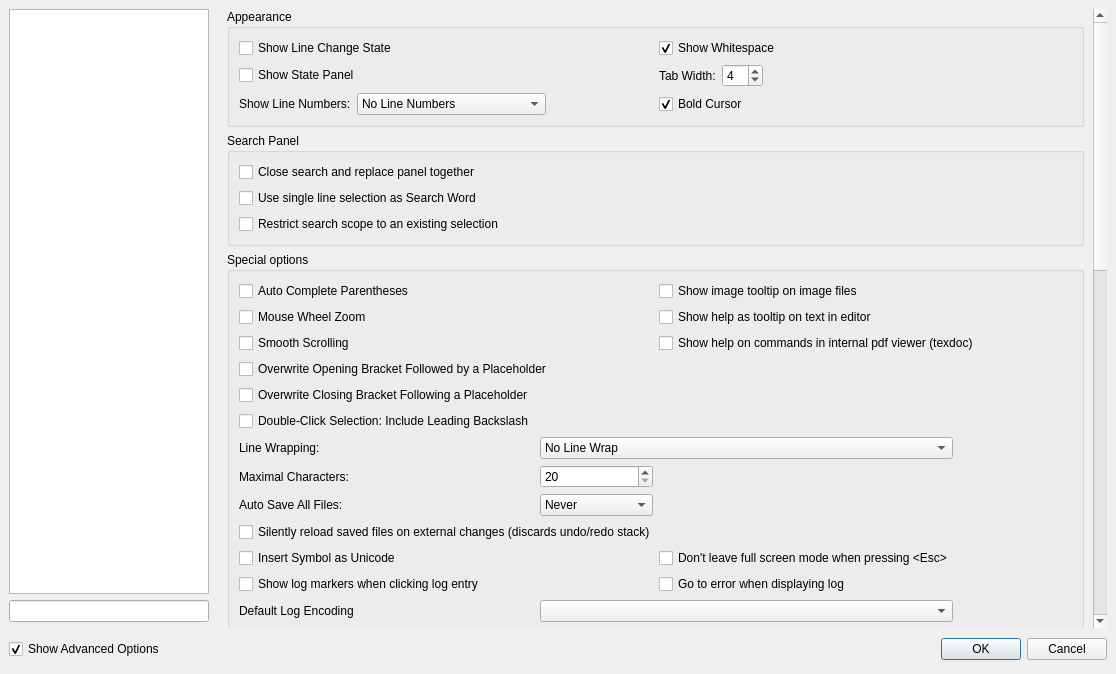
Above: configdialog.ui from texstudio-org/texstudio before the change. Below: the same form after it.
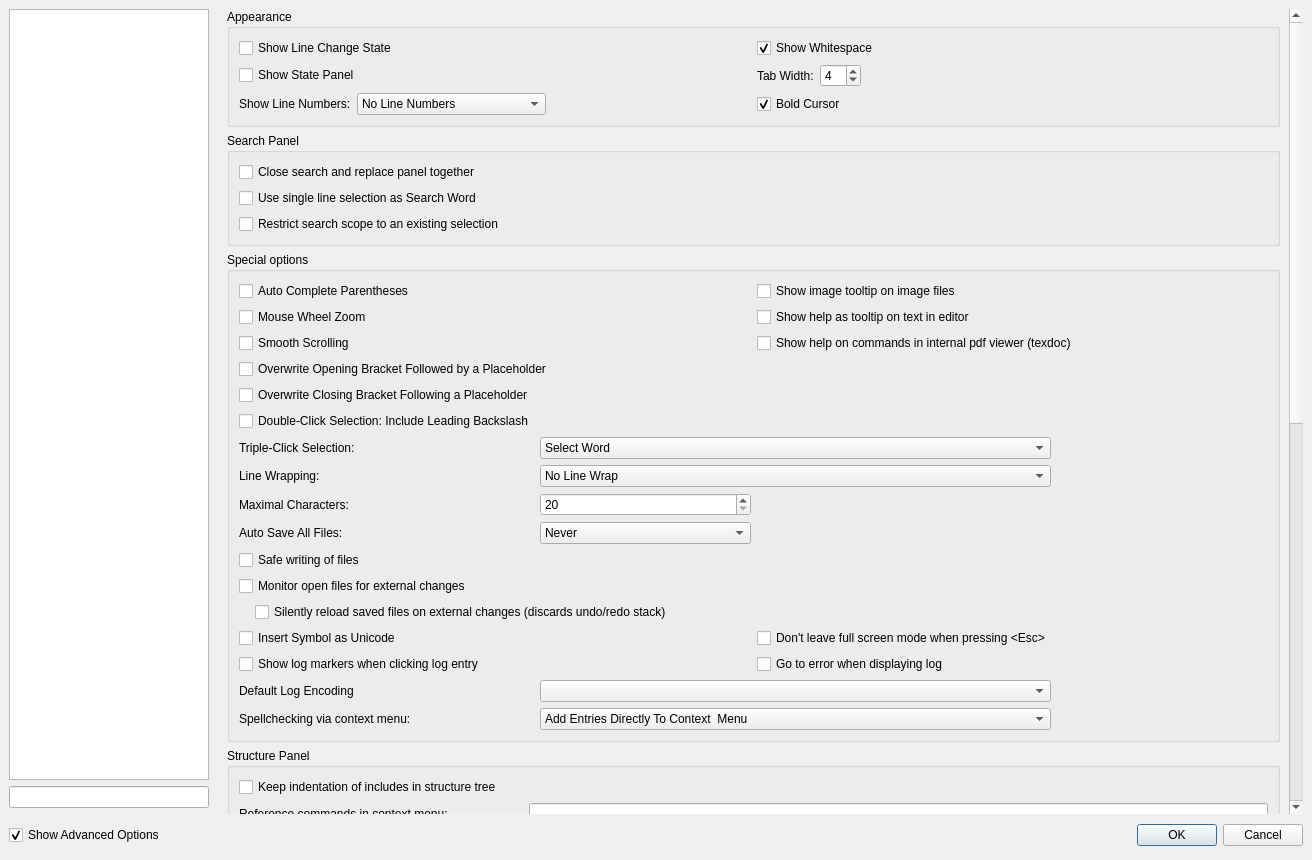
That is the form after the change. Icons and pictures are not drawn.

Patch:
```diff
--- a/configdialog.ui
+++ b/configdialog.ui
@@ -6,8 +6,8 @@
    <rect>
     <x>0</x>
     <y>0</y>
-    <width>1116</width>
-    <height>674</height>
+    <width>1312</width>
+    <height>860</height>
    </rect>
   </property>
   <property name="windowTitle">
@@ -1845,9 +1845,9 @@
           <property name="geometry">
            <rect>
             <x>0</x>
-            <y>-212</y>
-            <width>863</width>
-            <height>1315</height>
+            <y>0</y>
+            <width>1055</width>
+            <height>1622</height>
            </rect>
           </property>
           <layout class="QVBoxLayout" name="verticalLayout_8">
@@ -2046,136 +2046,18 @@
               <bool>false</bool>
              </property>
              <layout class="QGridLayout" columnstretch="0,1,1,1">
-              <item row="12" column="0">
-               <widget class="QLabel" name="label_24">
-                <property name="text">
-                 <string>Auto Save All Files:</string>
-                </property>
-                <property name="alignment">
-                 <set>Qt::AlignLeading|Qt::AlignLeft|Qt::AlignVCenter</set>
-                </property>
-               </widget>
-              </item>
-              <item row="3" column="0">
-               <widget class="QCheckBox" name="checkBoxAutoCompleteParens">
-                <property name="text">
-                 <string>Auto Complete Parentheses</string>
-                </property>
-               </widget>
-              </item>
-              <item row="4" column="0">
-               <widget class="QCheckBox" name="checkBoxMouseWheelZoom">
-                <property name="text">
-                 <string>Mouse Wheel Zoom</string>
-                </property>
-               </widget>
-              </item>
-              <item row="10" column="1">
-               <widget class="QSpinBox" name="spinBoxWrapLineWidth">
-                <property name="minimum">
-                 <number>20</number>
-                </property>
-                <property name="maximum">
-                 <number>999</number>
-                </property>
-               </widget>
-              </item>
-              <item row="12" column="1">
-               <widget class="QComboBox" name="comboBoxAutoSave">
-                <item>
-                 <property name="text">
-                  <string>Never</string>
-                 </property>
-                </item>
-                <item>
-                 <property name="text">
-                  <string>1 minute</string>
-                 </property>
-                </item>
-                <item>
-                 <property name="text">
-                  <string>2 minutes</string>
-                 </property>
-                </item>
-                <item>
-                 <property name="text">
-                  <string>5 minutes</string>
-                 </property>
-                </item>
-                <item>
-                 <property name="text">
-                  <string>10 minutes</string>
-                 </property>
-                </item>
-                <item>
-                 <property name="text">
-                  <string>20 minutes</string>
-                 </property>
-                </item>
-                <item>
-                 <property name="text">
-                  <string>60 minutes</string>
-                 </property>
-                </item>
-               </widget>
-              </item>
-              <item row="9" column="0">
-               <widget class="QLabel" name="label_41">
-                <property name="text">
-                 <string>Line Wrapping:</string>
-                </property>
-               </widget>
-              </item>
-              <item row="5" column="0">
-               <widget class="QCheckBox" name="checkBoxSmoothScrolling">
-                <property name="text">
-                 <string>Smooth Scrolling</string>
-                </property>
-               </widget>
-              </item>
-              <item row="8" column="0">
-               <widget class="QCheckBox" name="checkBoxDoubleClickSelectionIncludeLeadingBackslash">
-                <property name="text">
-                 <string>Double-Click Selection: Include Leading Backslash</string>
-                </property>
-               </widget>
-              </item>
               <item row="18" column="0">
-               <widget class="QLabel" name="label_70">
-                <property name="text">
-                 <string>Spellchecking via context menu:</string>
+               <widget class="QCheckBox" name="checkBoxInsertSymbolAsUCS">
+                <property name="toolTip">
+                 <string>When using unicode characters in the source code, LaTeX still has
+to render the characters. Since unicode is not natively supported by LaTeX, you have to include appropriate packages for unicode characters in your document.</string>
                 </property>
-               </widget>
-              </item>
-              <item row="14" column="2">
-               <widget class="QCheckBox" name="checkBoxDisableEscForClosingfullscreen">
                 <property name="text">
-                 <string>Don't leave full screen mode when pressing &lt;Esc&gt;</string>
+                 <string>Insert Symbol as Unicode</string>
                 </property>
                </widget>
               </item>
-              <item row="5" column="2" colspan="2">
-               <widget class="QCheckBox" name="checkBoxTexDocInternal">
-                <property name="text">
-                 <string>Show help on commands in internal pdf viewer (texdoc)</string>
-                </property>
-               </widget>
-              </item>
-              <item row="13" column="0" colspan="4">
-               <widget class="QCheckBox" name="checkBoxSilentReload">
-                <property name="text">
-                 <string>Silently reload saved files on external changes (discards undo/redo stack)</string>
-                </property>
-               </widget>
-              </item>
-              <item row="6" column="0" colspan="2">
-               <widget class="QCheckBox" name="checkOverwriteOpeningBracketFollowedByPlaceholder">
-                <property name="text">
-                 <string>Overwrite Opening Bracket Followed by a Placeholder</string>
-                </property>
-               </widget>
-              </item>
-              <item row="9" column="1" colspan="2">
+              <item row="10" column="1" colspan="2">
                <widget class="QComboBox" name="comboBoxLineWrap">
                 <item>
                  <property name="text">
@@ -2199,62 +2081,23 @@
                 </item>
                </widget>
               </item>
-              <item row="10" column="0">
-               <widget class="QLabel" name="label_23">
-                <property name="text">
-                 <string>Maximal Characters:</string>
-                </property>
-                <property name="alignment">
-                 <set>Qt::AlignLeading|Qt::AlignLeft|Qt::AlignVCenter</set>
-                </property>
-               </widget>
-              </item>
-              <item row="15" column="2">
+              <item row="19" column="2">
                <widget class="QCheckBox" name="checkBoxGoToErrorWhenDisplayingLog">
                 <property name="text">
                  <string>Go to error when displaying log</string>
                 </property>
                </widget>
               </item>
-              <item row="14" column="0">
-               <widget class="QCheckBox" name="checkBoxInsertSymbolAsUCS">
-                <property name="toolTip">
-                 <string>When using unicode characters in the source code, LaTeX still has
-to render the characters. Since unicode is not natively supported by LaTeX, you have to include appropriate packages for unicode characters in your document.</string>
-                </property>
+              <item row="11" column="0">
+               <widget class="QLabel" name="label_23">
                 <property name="text">
-                 <string>Insert Symbol as Unicode</string>
+                 <string>Maximal Characters:</string>
                 </property>
-               </widget>
-              </item>
-              <item row="15" column="0">
-               <widget class="QCheckBox" name="checkBoxShowLogMarkersWhenClickingLogEntry">
-                <property name="text">
-                 <string>Show log markers when clicking log entry</string>
+                <property name="alignment">
+                 <set>Qt::AlignLeading|Qt::AlignLeft|Qt::AlignVCenter</set>
                 </property>
                </widget>
               </item>
-              <item row="7" column="0">
-               <widget class="QCheckBox" name="checkOverwriteClosingBracketFollowingPlaceholder">
-                <property name="text">
-                 <string>Overwrite Closing Bracket Following a Placeholder</string>
-                </property>
-               </widget>
-              </item>
-              <item row="18" column="1" colspan="2">
-               <widget class="QComboBox" name="comboBoxContextMenuSpellcheckingEntryLocation">
-                <item>
-                 <property name="text">
-                  <string>Add Entries Directly To Context  Menu</string>
-                 </property>
-                </item>
-                <item>
-                 <property name="text">
-                  <string>Create Dedicated Submenu</string>
-                 </property>
-                </item>
-               </widget>
-              </item>
               <item row="4" column="2" colspan="2">
                <widget class="QCheckBox" name="checkBoxToolTipHelp2">
                 <property name="text">
@@ -2262,6 +2105,9 @@
                 </property>
                </widget>
               </item>
+              <item row="21" column="1" colspan="2">
+               <widget class="QComboBox" name="comboBoxLogFileEncoding"/>
+              </item>
               <item row="3" column="2" colspan="2">
                <widget class="QCheckBox" name="checkBoxImageToolTip">
                 <property name="text">
@@ -2269,15 +2115,229 @@
                 </property>
                </widget>
               </item>
-              <item row="17" column="0">
+              <item row="6" column="0" colspan="2">
+               <widget class="QCheckBox" name="checkOverwriteOpeningBracketFollowedByPlaceholder">
+                <property name="text">
+                 <string>Overwrite Opening Bracket Followed by a Placeholder</string>
+                </property>
+               </widget>
+              </item>
+              <item row="22" column="1" colspan="2">
+               <widget class="QComboBox" name="comboBoxContextMenuSpellcheckingEntryLocation">
+                <item>
+                 <property name="text">
+                  <string>Add Entries Directly To Context  Menu</string>
+                 </property>
+                </item>
+                <item>
+                 <property name="text">
+                  <string>Create Dedicated Submenu</string>
+                 </property>
+                </item>
+               </widget>
+              </item>
+              <item row="19" column="0">
+               <widget class="QCheckBox" name="checkBoxShowLogMarkersWhenClickingLogEntry">
+                <property name="text">
+                 <string>Show log markers when clicking log entry</string>
+                </property>
+               </widget>
+              </item>
+              <item row="22" column="0">
+               <widget class="QLabel" name="label_70">
+                <property name="text">
+                 <string>Spellchecking via context menu:</string>
+                </property>
+               </widget>
+              </item>
+              <item row="18" column="2">
+               <widget class="QCheckBox" name="checkBoxDisableEscForClosingfullscreen">
+                <property name="text">
+                 <string>Don't leave full screen mode when pressing &lt;Esc&gt;</string>
+                </property>
+               </widget>
+              </item>
+              <item row="21" column="0">
                <widget class="QLabel" name="label_80">
                 <property name="text">
                  <string>Default Log Encoding</string>
                 </property>
                </widget>
               </item>
-              <item row="17" column="1" colspan="2">
-               <widget class="QComboBox" name="comboBoxLogFileEncoding"/>
+              <item row="13" column="1">
+               <widget class="QComboBox" name="comboBoxAutoSave">
+                <item>
+                 <property name="text">
+                  <string>Never</string>
+                 </property>
+                </item>
+                <item>
+                 <property name="text">
+                  <string>1 minute</string>
+                 </property>
+                </item>
+                <item>
+                 <property name="text">
+                  <string>2 minutes</string>
+                 </property>
+                </item>
+                <item>
+                 <property name="text">
+                  <string>5 minutes</string>
+                 </property>
+                </item>
+                <item>
+                 <property name="text">
+                  <string>10 minutes</string>
+                 </property>
+                </item>
+                <item>
+                 <property name="text">
+                  <string>20 minutes</string>
+                 </property>
+                </item>
+                <item>
+                 <property name="text">
+                  <string>60 minutes</string>
+                 </property>
+                </item>
+               </widget>
+              </item>
+              <item row="13" column="0">
+               <widget class="QLabel" name="label_24">
+                <property name="text">
+                 <string>Auto Save All Files:</string>
+                </property>
+                <property name="alignment">
+                 <set>Qt::AlignLeading|Qt::AlignLeft|Qt::AlignVCenter</set>
+                </property>
+               </widget>
+              </item>
+              <item row="3" column="0">
+               <widget class="QCheckBox" name="checkBoxAutoCompleteParens">
+                <property name="text">
+                 <string>Auto Complete Parentheses</string>
+                </property>
+               </widget>
+              </item>
+              <item row="4" column="0">
+               <widget class="QCheckBox" name="checkBoxMouseWheelZoom">
+                <property name="text">
+                 <string>Mouse Wheel Zoom</string>
+                </property>
+               </widget>
+              </item>
+              <item row="5" column="0">
+               <widget class="QCheckBox" name="checkBoxSmoothScrolling">
+                <property name="text">
+                 <string>Smooth Scrolling</string>
+                </property>
+               </widget>
+              </item>
+              <item row="10" column="0">
+               <widget class="QLabel" name="label_41">
+                <property name="text">
+                 <string>Line Wrapping:</string>
+                </property>
+               </widget>
+              </item>
+              <item row="5" column="2" colspan="2">
+               <widget class="QCheckBox" name="checkBoxTexDocInternal">
+                <property name="text">
+                 <string>Show help on commands in internal pdf viewer (texdoc)</string>
+                </property>
+               </widget>
+              </item>
+              <item row="11" column="1">
+               <widget class="QSpinBox" name="spinBoxWrapLineWidth">
+                <property name="minimum">
+                 <number>20</number>
+                </property>
+                <property name="maximum">
+                 <number>999</number>
+                </property>
+               </widget>
+              </item>
+              <item row="8" column="0">
+               <widget class="QCheckBox" name="checkBoxDoubleClickSelectionIncludeLeadingBackslash">
+                <property name="text">
+                 <string>Double-Click Selection: Include Leading Backslash</string>
+                </property>
+               </widget>
+              </item>
+              <item row="16" column="0" colspan="3">
+               <layout class="QVBoxLayout" name="verticalLayout_12">
+                <property name="leftMargin">
+                 <number>16</number>
+                </property>
+                <item>
+                 <widget class="QCheckBox" name="checkBoxSilentReload">
+                  <property name="text">
+                   <string>Silently reload saved files on external changes (discards undo/redo stack)</string>
+                  </property>
+                 </widget>
+                </item>
+               </layout>
+              </item>
+              <item row="7" column="0" colspan="2">
+               <widget class="QCheckBox" name="checkOverwriteClosingBracketFollowingPlaceholder">
+                <property name="text">
+                 <string>Overwrite Closing Bracket Following a Placeholder</string>
+                </property>
+               </widget>
+              </item>
+              <item row="15" column="0" colspan="2">
+               <widget class="QCheckBox" name="checkBoxMonitorFilesForExternalChanges">
+                <property name="text">
+                 <string>Monitor open files for external changes</string>
+                </property>
+               </widget>
+              </item>
+              <item row="14" column="0" colspan="2">
+               <widget class="QCheckBox" name="checkBoxUseQSaveWrite">
+                <property name="toolTip">
+                 <string>&lt;html&gt;&lt;head/&gt;&lt;body&gt;&lt;p&gt;This uses QSaveFile to prevent losing existing data if the writing operation fails. As a drawback, the current user becomes the owner of the file and extended file attributes are lost. Also, there appear to be problems of this method with dropbox folders.&lt;/p&gt;&lt;/body&gt;&lt;/html&gt;</string>
+                </property>
+                <property name="text">
+                 <string>Safe writing of files</string>
+                </property>
+               </widget>
+              </item>
+              <item row="9" column="0">
+               <widget class="QLabel" name="label_82">
+                <property name="text">
+                 <string>Triple-Click Selection:</string>
+                </property>
+               </widget>
+              </item>
+              <item row="9" column="1" colspan="2">
+               <widget class="QComboBox" name="comboBoxTripleClickSelection">
+                <item>
+                 <property name="text">
+                  <string>Select Word</string>
+                 </property>
+                </item>
+                <item>
+                 <property name="text">
+                  <string>Select Word or Command</string>
+                 </property>
+                </item>
+                <item>
+                 <property name="text">
+                  <string>Select Parentheses Content</string>
+                 </property>
+                </item>
+                <item>
+                 <property name="text">
+                  <string>Select Parentheses</string>
+                 </property>
+                </item>
+                <item>
+                 <property name="text">
+                  <string>Select Line</string>
+                 </property>
+                </item>
+               </widget>
               </item>
              </layout>
             </widget>
```
Left out of the diff: 121 changed lines with no effect on the pictures.
